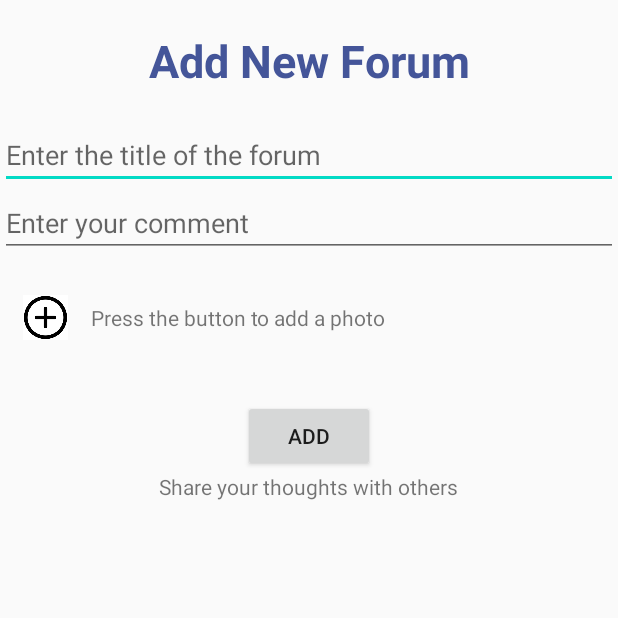
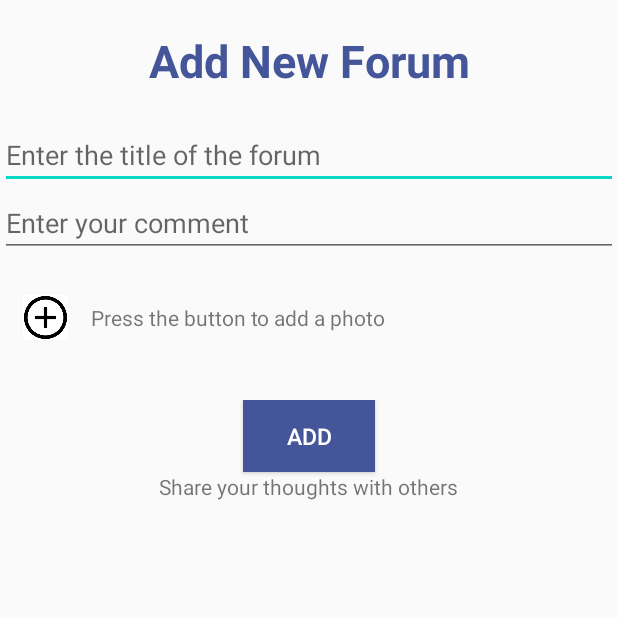
Before and after one commit to CSE343-NEFIZZO/project, an Android app: the AddForum screen opened directly, with no data from a screen before it, on a phone screen of 412 x 824 dp, the top half of it. Run offline under Robolectric (Android 15) with nearby library versions, the phone set to English and light mode, and no system bars; our stand-ins replace Firebase (no records; nobody signed in at launch, a user with empty details on screens opened directly).

Commit message:
updated - 22.11.2020

```diff
--- a/app/src/main/res/layout/activity_add_forum.xml
+++ b/app/src/main/res/layout/activity_add_forum.xml
@@ -48,8 +48,7 @@
             android:id="@+id/addPhotoBtn"
             android:layout_width="30dp"
             android:layout_height="30dp"
-            android:background="@drawable/addbutton"
-            >
+            android:background="@drawable/addbutton">
 
         </ImageButton>
 
@@ -83,6 +82,9 @@
             android:id="@+id/addNewFrmBtn"
             android:layout_width="wrap_content"
             android:layout_height="wrap_content"
+            android:background="#459"
+            android:textColor="#fff"
+            android:textSize="15dp"
             android:text="Add">
 
         </Button>
--- a/app/src/main/res/layout/activity_outer_forum.xml
+++ b/app/src/main/res/layout/activity_outer_forum.xml
@@ -33,8 +33,9 @@
             android:layout_width="0dp"
             android:layout_height="wrap_content"
             android:layout_weight="1"
+            android:background="#468789"
             android:hint="Add New Forum"
-            android:textSize="8dp"
+            android:textSize="11dp"
             android:padding="5dp"
             android:layout_marginRight="8dp">
 
@@ -55,8 +56,9 @@
         android:id="@+id/searchBtn"
         android:layout_below="@id/searchEditTxt"
         android:layout_width="match_parent"
+        android:background="#468789"
         android:layout_height="wrap_content"
-        android:paddingLeft="10dp"
+        android:textSize="20dp"
         android:textColorHint="#fff"
         android:hint="Search">
 
--- a/app/src/main/res/layout/forumlayout.xml
+++ b/app/src/main/res/layout/forumlayout.xml
@@ -12,20 +12,18 @@
         android:layout_width="match_parent"
         android:layout_height="wrap_content"
         android:orientation="vertical"
-        android:background="#456356">
+        android:background="#fff">
         <TextView
             android:id="@+id/userName"
             android:layout_width="match_parent"
             android:layout_height="wrap_content"
             android:textSize="30dp"
-            android:textColor="#fff"
             android:textStyle="bold"></TextView>
 
         <TextView
             android:id="@+id/comment"
             android:layout_width="match_parent"
             android:layout_height="wrap_content"
-            android:textColor="#fff"
             android:textSize="25dp"></TextView>
     </LinearLayout>
 </LinearLayout>
```
Also changed, not shown: app/src/main/res/layout/activity_inner_forum.xml (+6 -4 lines).
